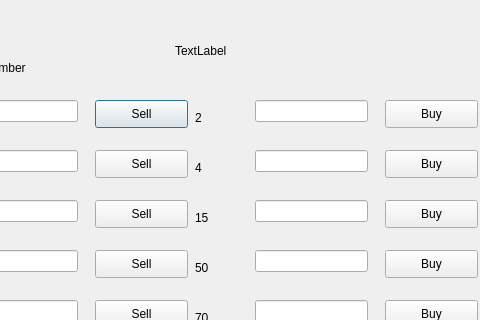
This is shop.ui in AlirezaM02/AP_Project as Qt 5 draws it before an edit; both pictures show x 325 to 805 and y 0 to 320 of the 1255 by 653 pixel window. The edited form follows.
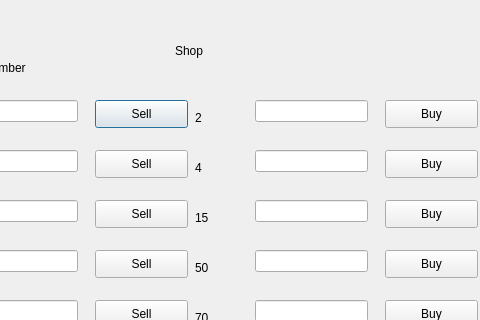
This is the edited form.

Commit message: shop coins and xp updated

Patch:
```diff
--- a/shop.ui
+++ b/shop.ui
@@ -826,7 +826,7 @@
     <string notr="true">font: 12pt &quot;MV Boli&quot;;</string>
    </property>
    <property name="text">
-    <string>TextLabel</string>
+    <string>Shop</string>
    </property>
   </widget>
   <widget class="QLineEdit" name="hennumber">
```
The commit also changes 1 other file.
